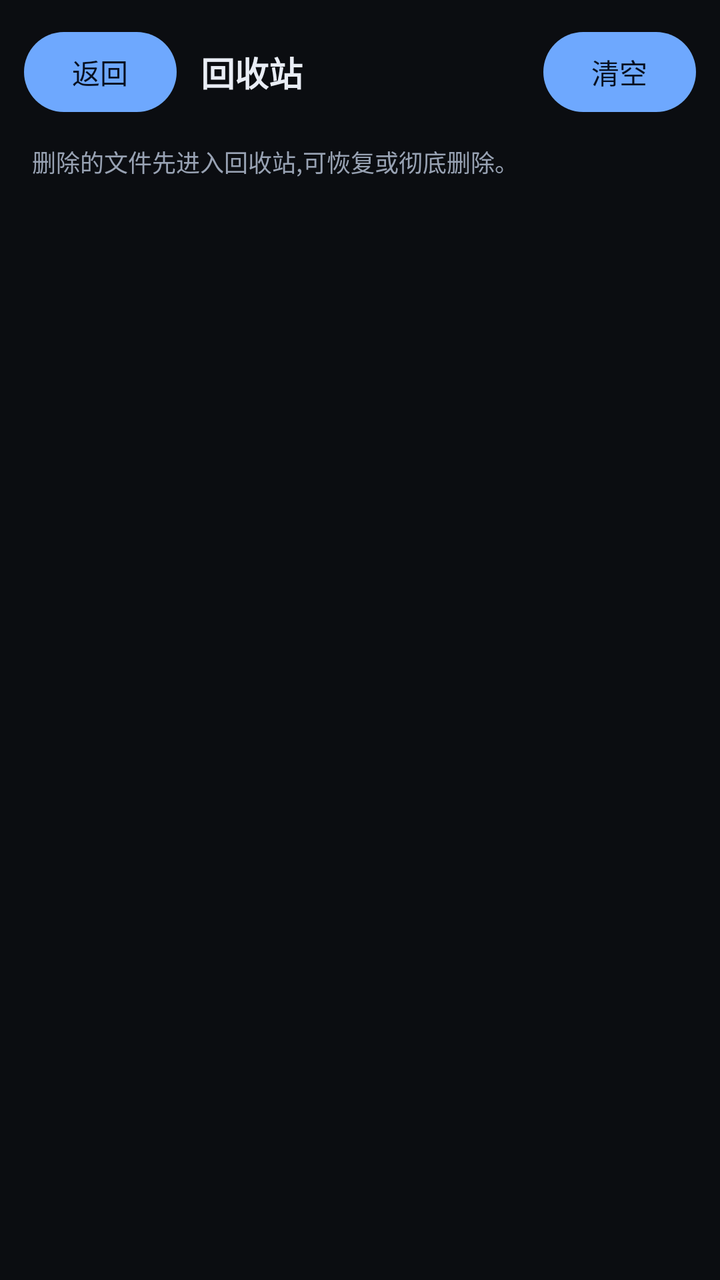
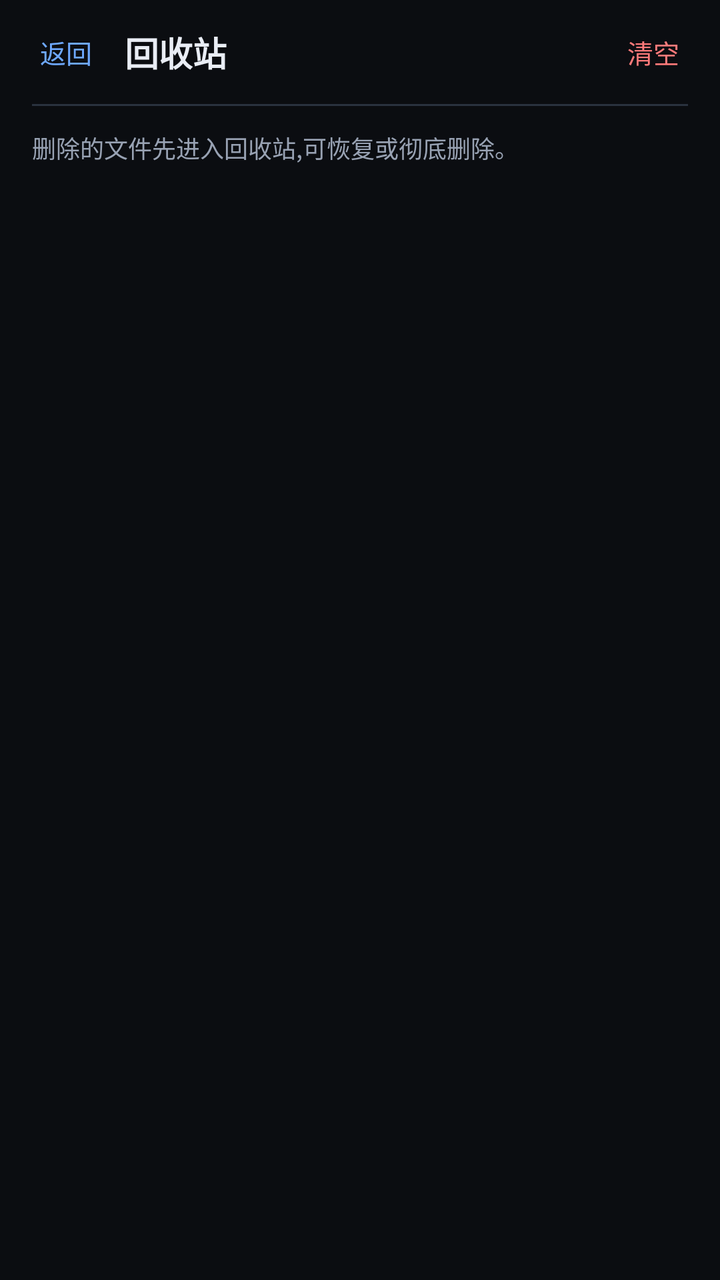

Two renders of the same Android screen: before a commit and after it. Below are the layout's source before the change and the commit's diff.
<!-- AndroidManifest.xml: application theme Theme.LinNas -->
<!-- res/layout/activity_trash.xml -->
<?xml version="1.0" encoding="utf-8"?>
<LinearLayout xmlns:android="http://schemas.android.com/apk/res/android"
    android:layout_width="match_parent"
    android:layout_height="match_parent"
    android:orientation="vertical"
    android:background="?attr/lInk">

    <LinearLayout
        android:layout_width="match_parent"
        android:layout_height="wrap_content"
        android:orientation="horizontal"
        android:gravity="center_vertical"
        android:padding="12dp">

        <Button
            android:id="@+id/btnTrashBack"
            android:layout_width="wrap_content"
            android:layout_height="wrap_content"
            android:minWidth="0dp"
            android:text="返回" />

        <TextView
            android:layout_width="0dp"
            android:layout_height="wrap_content"
            android:layout_weight="1"
            android:layout_marginStart="12dp"
            android:text="回收站"
            android:textColor="?attr/lText"
            android:textSize="17sp"
            android:textStyle="bold" />

        <Button
            android:id="@+id/btnTrashEmpty"
            android:layout_width="wrap_content"
            android:layout_height="wrap_content"
            android:minWidth="0dp"
            android:text="清空" />
    </LinearLayout>

    <TextView
        android:id="@+id/trashHint"
        android:layout_width="match_parent"
        android:layout_height="wrap_content"
        android:paddingStart="16dp"
        android:paddingEnd="16dp"
        android:paddingBottom="8dp"
        android:textColor="?attr/lTextDim"
        android:textSize="12sp"
        android:text="删除的文件先进入回收站,可恢复或彻底删除。" />

    <ScrollView
        android:layout_width="match_parent"
        android:layout_height="0dp"
        android:layout_weight="1"
        android:scrollbars="none">

        <LinearLayout
            android:id="@+id/trashList"
            android:layout_width="match_parent"
            android:layout_height="wrap_content"
            android:orientation="vertical"
            android:paddingStart="16dp"
            android:paddingEnd="16dp" />
    </ScrollView>
</LinearLayout>
<!-- resources referenced by this layout -->
<resources>
  <style name="Theme.LinNas" parent="Theme.Material3.Dark.NoActionBar">
          <item name="lInk">@color/t_blue_ink</item>
          <item name="lSurface">@color/t_blue_surface</item>
          <item name="lSurfaceHigh">@color/t_blue_surface_high</item>
          <item name="lOutline">@color/t_blue_outline</item>
          <item name="lText">@color/t_blue_text</item>
          <item name="lTextDim">@color/t_blue_text_dim</item>
          <item name="lPrimary">@color/t_blue_primary</item>
          <item name="lOnPrimary">@color/t_blue_on_primary</item>
          <item name="lDanger">@color/danger</item>
          <item name="lSuccess">@color/mint</item>
          <item name="lIsLight">false</item>
          <item name="colorPrimary">@color/t_blue_primary</item>
          <item name="colorOnPrimary">@color/t_blue_on_primary</item>
          <item name="colorSecondary">@color/t_blue_primary</item>
          <item name="colorOnSecondary">@color/t_blue_on_primary</item>
          <item name="colorSurface">@color/t_blue_surface</item>
          <item name="colorOnSurface">@color/t_blue_text</item>
          <item name="colorSurfaceVariant">@color/t_blue_surface_high</item>
          <item name="colorOnSurfaceVariant">@color/t_blue_text_dim</item>
          <item name="colorOutline">@color/t_blue_outline</item>
          <item name="colorOnBackground">@color/t_blue_text</item>
          <item name="colorError">@color/danger</item>
          <item name="android:colorBackground">@color/t_blue_ink</item>
          <item name="android:statusBarColor">@color/t_blue_ink</item>
          <item name="android:navigationBarColor">@color/t_blue_ink</item>
          <item name="android:windowLightStatusBar">false</item>
          <item name="android:textColorPrimary">@color/t_blue_text</item>
          <item name="android:textColorSecondary">@color/t_blue_text_dim</item>
      </style>
  <color name="t_blue_ink">#0B0D11</color>
  <color name="t_blue_surface">#14181F</color>
  <color name="t_blue_surface_high">#1C222C</color>
  <color name="t_blue_outline">#2A323E</color>
  <color name="t_blue_text">#E9EDF5</color>
  <color name="t_blue_text_dim">#98A2B3</color>
  <color name="t_blue_primary">#6EA8FE</color>
  <color name="t_blue_on_primary">#071021</color>
  <color name="danger">#FF7A7A</color>
  <color name="mint">#79E2B6</color>
</resources>

<!-- the commit's change to res/layout/activity_trash.xml (unified diff, before → after) -->
@@ -10,42 +10,68 @@
         android:layout_height="wrap_content"
         android:orientation="horizontal"
         android:gravity="center_vertical"
-        android:padding="12dp">
+        android:paddingStart="@dimen/space_2"
+        android:paddingEnd="@dimen/space_2"
+        android:paddingTop="@dimen/space_1"
+        android:paddingBottom="@dimen/space_1">
 
         <Button
             android:id="@+id/btnTrashBack"
             android:layout_width="wrap_content"
-            android:layout_height="wrap_content"
+            android:layout_height="@dimen/touch_target"
             android:minWidth="0dp"
+            android:minHeight="0dp"
+            android:paddingStart="@dimen/space_3"
+            android:paddingEnd="@dimen/space_3"
+            android:textAllCaps="false"
+            android:textSize="@dimen/text_sm"
+            android:textColor="?attr/lPrimary"
+            android:background="?attr/selectableItemBackgroundBorderless"
             android:text="返回" />
 
         <TextView
             android:layout_width="0dp"
             android:layout_height="wrap_content"
             android:layout_weight="1"
-            android:layout_marginStart="12dp"
+            android:layout_marginStart="@dimen/space_1"
             android:text="回收站"
             android:textColor="?attr/lText"
-            android:textSize="17sp"
-            android:textStyle="bold" />
+            android:textSize="@dimen/text_lg"
+            android:textStyle="bold"
+            android:maxLines="1"
+            android:ellipsize="end" />
 
         <Button
             android:id="@+id/btnTrashEmpty"
             android:layout_width="wrap_content"
-            android:layout_height="wrap_content"
+            android:layout_height="@dimen/touch_target"
             android:minWidth="0dp"
+            android:minHeight="0dp"
+            android:paddingStart="@dimen/space_3"
+            android:paddingEnd="@dimen/space_3"
+            android:textAllCaps="false"
+            android:textSize="@dimen/text_sm"
+            android:textColor="?attr/lDanger"
+            android:background="?attr/selectableItemBackgroundBorderless"
             android:text="清空" />
     </LinearLayout>
+
+    <View
+        style="@style/Divider"
+        android:layout_marginStart="@dimen/card_padding"
+        android:layout_marginEnd="@dimen/card_padding" />
 
     <TextView
         android:id="@+id/trashHint"
         android:layout_width="match_parent"
         android:layout_height="wrap_content"
-        android:paddingStart="16dp"
-        android:paddingEnd="16dp"
-        android:paddingBottom="8dp"
+        android:paddingStart="@dimen/card_padding"
+        android:paddingEnd="@dimen/card_padding"
+        android:paddingTop="@dimen/space_3"
+        android:paddingBottom="@dimen/space_2"
         android:textColor="?attr/lTextDim"
-        android:textSize="12sp"
+        android:textSize="@dimen/text_caption"
+        android:lineSpacingExtra="2dp"
         android:text="删除的文件先进入回收站,可恢复或彻底删除。" />
 
     <ScrollView
@@ -59,7 +85,8 @@
             android:layout_width="match_parent"
             android:layout_height="wrap_content"
             android:orientation="vertical"
-            android:paddingStart="16dp"
-            android:paddingEnd="16dp" />
+            android:paddingStart="@dimen/card_padding"
+            android:paddingEnd="@dimen/card_padding"
+            android:paddingBottom="@dimen/space_4" />
     </ScrollView>
 </LinearLayout>
<!-- resource entries referenced after the edit -->
@@ -1,5 +1,19 @@
 <!-- resources referenced by this layout -->
 <resources>
+  <dimen name="card_padding">16dp</dimen>
+  <dimen name="space_1">4dp</dimen>
+  <dimen name="space_2">8dp</dimen>
+  <dimen name="space_3">12dp</dimen>
+  <dimen name="space_4">16dp</dimen>
+  <dimen name="text_caption">12sp</dimen>
+  <dimen name="text_lg">17sp</dimen>
+  <dimen name="text_sm">13sp</dimen>
+  <dimen name="touch_target">44dp</dimen>
+  <style name="Divider">
+          <item name="android:layout_width">match_parent</item>
+          <item name="android:layout_height">@dimen/stroke_hairline</item>
+          <item name="android:background">@drawable/bg_divider</item>
+      </style>
   <style name="Theme.LinNas" parent="Theme.Material3.Dark.NoActionBar">
           <item name="lInk">@color/t_blue_ink</item>
           <item name="lSurface">@color/t_blue_surface</item>
@@ -30,6 +44,13 @@
           <item name="android:textColorPrimary">@color/t_blue_text</item>
           <item name="android:textColorSecondary">@color/t_blue_text_dim</item>
       </style>
+  <dimen name="stroke_hairline">1dp</dimen>
+  <!-- drawable bg_divider (drawable) -->
+  <?xml version="1.0" encoding="utf-8"?>
+  <shape xmlns:android="http://schemas.android.com/apk/res/android"
+      android:shape="rectangle">
+      <solid android:color="?attr/lOutline" />
+  </shape>
   <color name="t_blue_ink">#0B0D11</color>
   <color name="t_blue_surface">#14181F</color>
   <color name="t_blue_surface_high">#1C222C</color>
